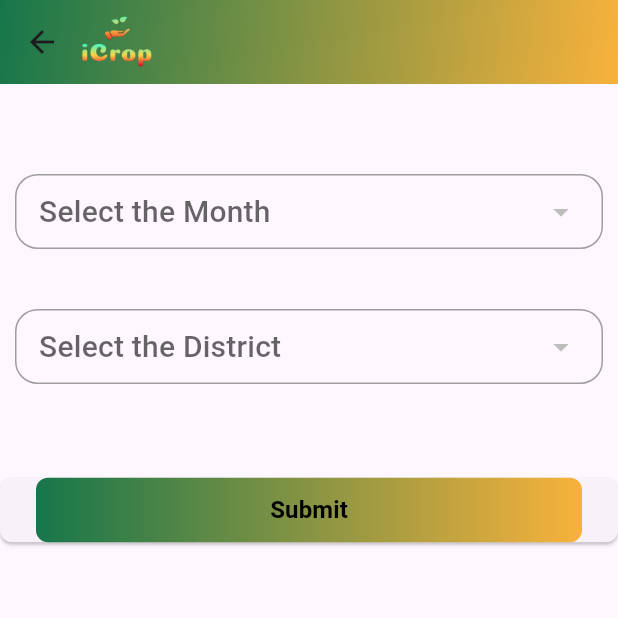
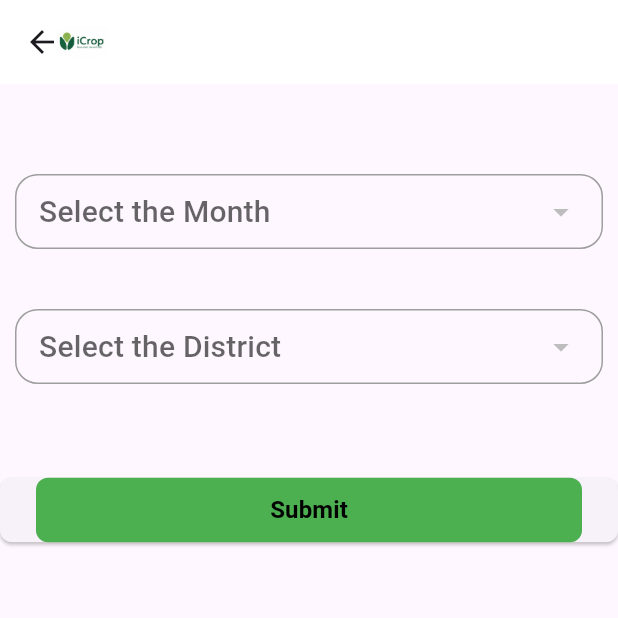
Before and after one commit to Nethmi-Vaas/CapstoneProject, a Flutter app: the screen it shows after launch, after a tap on "Crop Selection", on a phone screen of 412 x 824 dp, the top half of it. Run offline on Flutter 3.47's test engine with Material 3 defaults, Android fonts, the phone set to English and light mode, and no system bars; our stand-ins replace cloud_firestore, firebase_core, percent_indicator; accounts and stored records are empty.

Commit message:
half done

```diff
--- a/lib/dashboard.dart
+++ b/lib/dashboard.dart
@@ -12,19 +12,13 @@ class dashBoard extends StatelessWidget {
     return Scaffold(
       appBar: AppBar(
         flexibleSpace: Container(
-          decoration: const BoxDecoration(
-            gradient: LinearGradient(
-              colors: [Color(0xFF16764B), Color(0xFFF8B23C)],
-              begin: Alignment.topLeft,
-              end: Alignment.bottomRight,
-            ),
-          ),
+          decoration: const BoxDecoration(color: Colors.white),
           child: Padding(
             padding: const EdgeInsets.fromLTRB(25, 1, 50, 0.1),
             child: Row(
               children: [
                 Image.asset(
-                  'assets/applogo.png',
+                  'assets/logo.png',
                   alignment: Alignment.topLeft,
                 ),
               ],
@@ -35,32 +29,29 @@ class dashBoard extends StatelessWidget {
       body: Container(
         width: double.infinity,
         height: MediaQuery.of(context).size.height,
-        decoration: const BoxDecoration(
-          image: DecorationImage(
-            image: AssetImage('assets/bg.jpg'),
-            fit: BoxFit.cover,
-          ),
-        ),
+        // decoration: const BoxDecoration(color: Colors.white,
+        // image: DecorationImage(image: AssetImage("assets/img_removal_6.png"),
+        //   fit: BoxFit.cover
+        // )),
         child: SingleChildScrollView(
           child: Padding(
-            padding: const EdgeInsets.fromLTRB(110, 40, 100, 10),
+            padding: const EdgeInsets.fromLTRB(40, 40, 40, 10),
             child: Column(
               children: <Widget>[
-                const SizedBox(height: 0),
                 GestureDetector(
                   onTap: () {
                     Navigator.push(
                       context,
                       MaterialPageRoute(
-                        builder: (context) => const userGuide(),
+                        builder: (context) => const DropDown(),
                       ),
                     );
                   },
                   child: Container(
-                    width: 150,
-                    height: 150,
+                    width: double.infinity,
+                    height: 180,
                     decoration: BoxDecoration(
-                      color: const Color(0xFFEAB03E),
+                      color: const Color(0xFF5A8A4D),
                       borderRadius: BorderRadius.circular(20),
                       boxShadow: [
                         BoxShadow(
@@ -79,12 +70,57 @@ class dashBoard extends StatelessWidget {
                     ),
                     child: Column(
                       mainAxisAlignment: MainAxisAlignment.center,
+                      children: [
+                        Image.asset(
+                          'assets/crops.png',
+                          width: 80,
+                          height: 80,
+                        ),
+                        const SizedBox(height: 10),
+                        const Text(
+                          'Crop Selection',
+                          style: TextStyle(
+                            fontSize: 18,
+                            color: Colors.white,
+                            fontWeight: FontWeight.bold,
+                          ),
+                        ),
+                      ],
+                    ),
+                  ),
+                ),
+                const SizedBox(height: 30.0),
+                Row(
+                  mainAxisAlignment: MainAxisAlignment.spaceEvenly,
+                  children: [
+                    GestureDetector(
+                      onTap: () {
+                        Navigator.push(
+                          context,
+                          MaterialPageRoute(
+                            builder: (context) => const userGuide(),
+                          ),
+                        );
+                      },
+                      child: Container(
+                        width: 150,
+                        height: 150,
+                        decoration: BoxDecoration(
+                          color: Colors.white,
+                          borderRadius: BorderRadius.circular(20),
+                          border: Border.all(
+                            color: const Color(0xFF5A8A4D),
+                            width: 2,
+                          ),
+                        ),
+                        child: Column(
+                          mainAxisAlignment: MainAxisAlignment.center,
                           crossAxisAlignment: CrossAxisAlignment.center,
                           children: [
                             Image.asset(
                               'assets/img_1355174_1.png',
-                          width: 100,
-                          height: 100,
+                              width: 80,
+                              height: 80,
                               alignment: Alignment.center,
                             ),
                             const SizedBox(height: 10),
@@ -100,61 +136,6 @@ class dashBoard extends StatelessWidget {
                         ),
                       ),
                     ),
-                const SizedBox(height: 20.0),
-                GestureDetector(
-                  onTap: () {
-                    Navigator.push(
-                      context,
-                      MaterialPageRoute(
-                        builder: (context) => const DropDown(),
-                      ),
-                    );
-                  },
-                  child: Container(
-                    width: 150,
-                    height: 150,
-                    decoration: BoxDecoration(
-                      color: const Color(0xFFEAB03E),
-                      borderRadius: BorderRadius.circular(20),
-                      boxShadow: [
-                        BoxShadow(
-                          color: Colors.black.withOpacity(0.3),
-                          spreadRadius: 2,
-                          blurRadius: 4,
-                          offset: const Offset(0, 2),
-                        ),
-                        BoxShadow(
-                          color: Colors.white.withOpacity(0.5),
-                          spreadRadius: -2,
-                          blurRadius: 4,
-                          offset: const Offset(0, -2),
-                        ),
-                      ],
-                    ),
-                    child: Column(
-                      mainAxisAlignment: MainAxisAlignment.center,
-                      crossAxisAlignment: CrossAxisAlignment.center,
-                      children: [
-                        Image.asset(
-                          'assets/crops.png',
-                          width: 100,
-                          height: 100,
-                          alignment: Alignment.center,
-                        ),
-                        const SizedBox(height: 3.0),
-                        const Text(
-                          'Crop Selection',
-                          style: TextStyle(
-                            fontSize: 15,
-                            color: Colors.black,
-                            fontWeight: FontWeight.bold,
-                          ),
-                        ),
-                      ],
-                    ),
-                  ),
-                ),
-                const SizedBox(height: 20.0),
                     GestureDetector(
                       onTap: () {
                         Navigator.push(
@@ -168,22 +149,12 @@ class dashBoard extends StatelessWidget {
                         width: 150,
                         height: 150,
                         decoration: BoxDecoration(
-                      color: const Color(0xFFEAB03E),
+                          color: Colors.white,
                           borderRadius: BorderRadius.circular(20),
-                      boxShadow: [
-                        BoxShadow(
-                          color: Colors.black.withOpacity(0.3),
-                          spreadRadius: 2,
-                          blurRadius: 4,
-                          offset: const Offset(0, 2),
+                          border: Border.all(
+                            color: const Color(0xFF5A8A4D),
+                            width: 2,
                           ),
-                        BoxShadow(
-                          color: Colors.white.withOpacity(0.5),
-                          spreadRadius: -2,
-                          blurRadius: 4,
-                          offset: const Offset(0, -2),
-                        ),
-                      ],
                         ),
                         child: Column(
                           mainAxisAlignment: MainAxisAlignment.center,
@@ -191,13 +162,13 @@ class dashBoard extends StatelessWidget {
                           children: [
                             Image.asset(
                               'assets/img_feedback_1.png',
-                          width: 90,
-                          height: 90,
+                              width: 80,
+                              height: 80,
                               alignment: Alignment.center,
                             ),
                             const SizedBox(height: 10),
                             const Text(
-                          'Feedbacks & Suggestions',
+                              'Feedbacks and Suggestions',
                               textAlign: TextAlign.center,
                               style: TextStyle(
                                 fontSize: 15,
@@ -211,6 +182,14 @@ class dashBoard extends StatelessWidget {
                     ),
                   ],
                 ),
+                const SizedBox(height: 40.0),
+                Image.asset(
+                  'assets/logo.png',
+                  width: 100,
+                  height: 100,
+                ),
+              ],
+            ),
           ),
         ),
       ),
--- a/lib/dropD.dart
+++ b/lib/dropD.dart
@@ -27,19 +27,13 @@ class _DropDownState extends State<DropDown> {
     return Scaffold(
         appBar: AppBar(
           flexibleSpace: Container(
-            decoration: const BoxDecoration(
-              gradient: LinearGradient(
-                colors: [Color(0xFF16764B), Color(0xFFF8B23C)],
-                begin: Alignment.topLeft,
-                end: Alignment.bottomRight,
-              ),
-            ),
+            decoration: const BoxDecoration(color: Colors.white),
             child: Padding(
-              padding: const EdgeInsets.fromLTRB(50, 1, 50, 0.1),
+              padding: const EdgeInsets.fromLTRB(25, 1, 50, 0.1),
               child: Row(
                 children: [
                   Image.asset(
-                    'assets/applogo.png',
+                    'assets/logo.png',
                     alignment: Alignment.topLeft,
                   ),
                 ],
@@ -90,11 +84,7 @@ class _DropDownState extends State<DropDown> {
                 child: Container(
                   decoration: BoxDecoration(
                     borderRadius: BorderRadius.circular(8.0),
-                    gradient: const LinearGradient(
-                      colors: [Color(0xFF16764B), Color(0xFFF8B23C)],
-                      begin: Alignment.centerLeft,
-                      end: Alignment.centerRight,
-                    ),
+                    color: Colors.green
                   ),
                   child: const Center(
                     child: Padding(
--- a/lib/splash_screen.dart
+++ b/lib/splash_screen.dart
@@ -35,23 +35,13 @@ class _SplashScreenState extends State<SplashScreen>
       body: Container(
         width: double.infinity,
         decoration: const BoxDecoration(
-          gradient: LinearGradient(
-            colors: [Color(0xFF16764B), Color(0xFFF8B23C)],
-            begin: Alignment.topRight,
-            end: Alignment.bottomLeft,
-          ),
+          color: Colors.white
         ),
-        child: Stack(
-          fit: StackFit.expand,
+        child: Column(
+          mainAxisAlignment: MainAxisAlignment.center,
+          crossAxisAlignment: CrossAxisAlignment.center,
           children: [
-            Align(
-              alignment: const Alignment(
-                  0, -0.2), // Adjust this value to move the image up or down
-              child: Image.asset(
-                'assets/img_removal_6.png',
-                fit: BoxFit.cover,
-              ),
-            ),
+
             Center(
               child: Image.asset(
                 'assets/logo.png',
--- a/lib/viewpage.dart
+++ b/lib/viewpage.dart
@@ -46,19 +46,13 @@ class _ViewPageState extends State<ViewPage> {
     return Scaffold(
         appBar: AppBar(
           flexibleSpace: Container(
-            decoration: const BoxDecoration(
-              gradient: LinearGradient(
-                colors: [Color(0xFF16764B), Color(0xFFF8B23C)],
-                begin: Alignment.topLeft,
-                end: Alignment.bottomRight,
-              ),
-            ),
+            decoration: const BoxDecoration(color: Colors.white),
             child: Padding(
-              padding: const EdgeInsets.fromLTRB(50, 1, 50, 0.1),
+              padding: const EdgeInsets.fromLTRB(25, 1, 50, 0.1),
               child: Row(
                 children: [
                   Image.asset(
-                    'assets/applogo.png',
+                    'assets/logo.png',
                     alignment: Alignment.topLeft,
                   ),
                 ],
@@ -72,15 +66,7 @@ class _ViewPageState extends State<ViewPage> {
             width: MediaQuery.of(context).size.width,
             child: Stack(
               children: [
-                Positioned.fill(
-                  child: Image.asset(
-                    'assets/chartbg.jpg',
-                    fit: BoxFit.cover,
-                    // Adjust the width and height as needed
-                    width: MediaQuery.of(context).size.width * 0.9,
-                    height: MediaQuery.of(context).size.height * 0.9,
-                  ),
-                ),
+
                 Column(
                   children: [
                     const Padding(
```
Also changed, not shown: assets/logo.png, pubspec.lock, 5 other files. Lines whose indentation alone changed are shown as unchanged.
